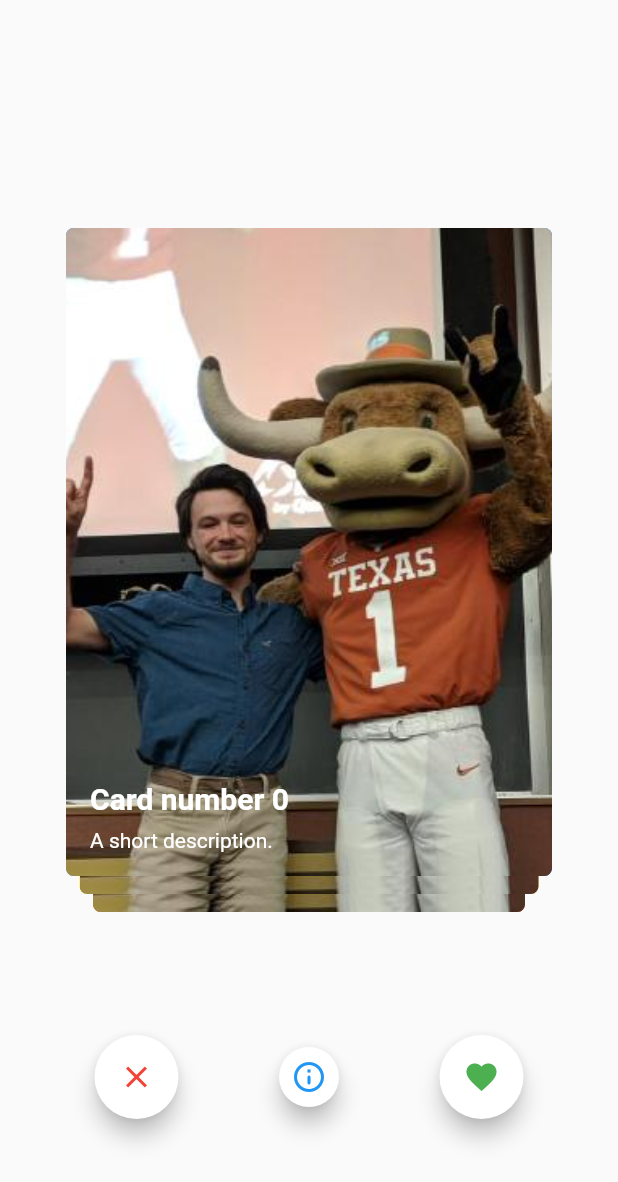
After one commit to lilbroadam/Settle, a Flutter app: the SettleCards screen opened directly, on a phone screen of 412 x 824 dp. The commit adds this screen. Shown: the top 1182 px of the screen. Run offline on Flutter 3.47's test engine with Material 2 defaults, Android fonts, the phone set to English and light mode, and no system bars; drawn by our look-alikes of tcard; our stand-ins replace animated_text_kit, device_info, flutter_spinkit, google_fonts, material_design_icons_flutter, share; missing offline and left inert: animated_dialog_box, groovin_widgets.

Commit message:
added main settle cards screen, fixed empty name bug

```diff
--- /dev/null
+++ b/Flutter/lib/SettleCards.dart
@@ -0,0 +1,166 @@
+import 'package:flutter/material.dart';
+import 'package:tcard/tcard.dart';
+import 'package:groovin_widgets/groovin_widgets.dart';
+
+List<Color> colors = [
+  Colors.blue,
+  Colors.yellow,
+  Colors.red,
+  Colors.orange,
+  Colors.pink,
+  Colors.amber,
+  Colors.cyan,
+  Colors.purple,
+  Colors.brown,
+  Colors.teal,
+];
+
+List<Widget> cards = List.generate(
+  colors.length,
+  (int index) {
+    return Container(
+        alignment: Alignment.center,
+        decoration: BoxDecoration(
+            borderRadius: BorderRadius.all(Radius.circular(5)),
+            color: colors[index],
+            image: DecorationImage(
+              fit: BoxFit.cover,
+              image: AssetImage('assets/adamoo.jpg'),
+            )),
+        child: Align(
+          alignment: Alignment.bottomLeft,
+          child: Container(
+              padding: EdgeInsets.symmetric(vertical: 16.0, horizontal: 16.0),
+              child: Column(
+                mainAxisAlignment: MainAxisAlignment.end,
+                crossAxisAlignment: CrossAxisAlignment.start,
+                children: <Widget>[
+                  Text('Card number $index',
+                      style: TextStyle(
+                          color: Colors.white,
+                          fontSize: 20.0,
+                          fontWeight: FontWeight.w700)),
+                  Padding(padding: EdgeInsets.only(bottom: 8.0)),
+                  Text('A short description.',
+                      textAlign: TextAlign.start,
+                      style: TextStyle(color: Colors.white)),
+                ],
+              )),
+        ));
+  },
+);
+
+class SettleCards extends StatefulWidget {
+  @override
+  _SettleCardsState createState() => _SettleCardsState();
+}
+
+class _SettleCardsState extends State<SettleCards> {
+  TCardController _controller = TCardController();
+
+  int _index = 0;
+
+  @override
+  Widget build(BuildContext context) {
+    return Scaffold(
+      body: Center(
+        child: Column(
+          children: <Widget>[
+            SizedBox(height: 140),
+            TCard(
+              size: Size(360, 480),
+              cards: cards,
+              controller: _controller,
+              onForward: (index, info) {
+                _index = index;
+                print(info.direction);
+                setState(() {});
+              },
+              onBack: (index) {
+                _index = index;
+                setState(() {});
+              },
+              onEnd: () {
+                print('end');
+              },
+            ),
+            SizedBox(height: 70),
+            Row(
+              mainAxisAlignment: MainAxisAlignment.spaceEvenly,
+              children: <Widget>[
+                FloatingActionButton(
+                  heroTag: Text("nope"),
+                  // this will be forward and it should indicate user didn't
+                  // like it. For demo, it's set to back
+                  onPressed: () {
+                    _controller.back();
+                  },
+                  backgroundColor: Colors.white,
+                  child: Icon(Icons.close, color: Colors.red),
+                ),
+                FloatingActionButton(
+                  heroTag: Text("about"),
+                  mini: true,
+                  onPressed: _aboutPressed, // TODO
+                  backgroundColor: Colors.white,
+                  child: Icon(Icons.info_outline_rounded, color: Colors.blue),
+                ),
+                FloatingActionButton(
+                  heroTag: Text("yep"),
+                  // needs to register user liked this
+                  onPressed: () {
+                    _controller.forward();
+                  },
+                  backgroundColor: Colors.white,
+                  child: Icon(Icons.favorite, color: Colors.green),
+                ),
+              ],
+            ),
+          ],
+        ),
+      ),
+      // floatingActionButton: FloatingActionButton(
+      //   onPressed: () {},
+      //   child: Text(_index.toString()),
+      // ),
+    );
+  }
+
+  void _aboutPressed() {
+    showModalBottomSheet(
+      context: context,
+      shape: RoundedRectangleBorder(
+        borderRadius: BorderRadius.only(
+          topLeft: Radius.circular(20),
+          topRight: Radius.circular(20),
+        ),
+      ),
+      builder: (builder) {
+        return Container(
+          child: Column(
+            mainAxisSize: MainAxisSize.min,
+            children: <Widget>[
+              Padding(
+                padding: const EdgeInsets.all(8.0),
+                child: ModalDrawerHandle(
+                  handleColor: Colors.black38,
+                  handleWidth: 35,
+                ),
+              ),
+              Padding(
+                padding: EdgeInsets.all(10),
+              ),
+              Text(
+                "Comming Soon...",
+                style: TextStyle(fontSize: 15),
+              ),
+              Padding(
+                padding: EdgeInsets.all(10),
+              ),
+            ],
+          ),
+        );
+      },
+    );
+  }
+}
--- a/Flutter/pubspec.yaml
+++ b/Flutter/pubspec.yaml
@@ -30,6 +30,8 @@ dependencies:
   material_design_icons_flutter: ^4.0.5755
   url_launcher: ^5.7.10
   flutter_spinkit: ^4.1.2+1
+  tcard: ^1.2.2
+  animated_text_kit: ^3.1.0
 
   flutter:
     sdk: flutter
@@ -63,6 +65,8 @@ flutter:
   #   - images/a_dot_ham.jpeg
     - assets/serverInfo.json
     - assets/background.png
+    - assets/portrait.jpeg
+    - assets/adamoo.jpg
 
   # An image asset can refer to one or more resolution-specific "variants", see
   # https://flutter.dev/assets-and-images/#resolution-aware.
```
Also changed, not shown: Flutter/lib/CreateSettle.dart (+5 -2 lines), Flutter/lib/NameScreen.dart (+22 -3 lines), Flutter/lib/main.dart (+42 -2 lines), Flutter/assets/adamoo.jpg (added), Flutter/assets/portrait.jpeg (added), Flutter/pubspec.lock, 2 other files.
